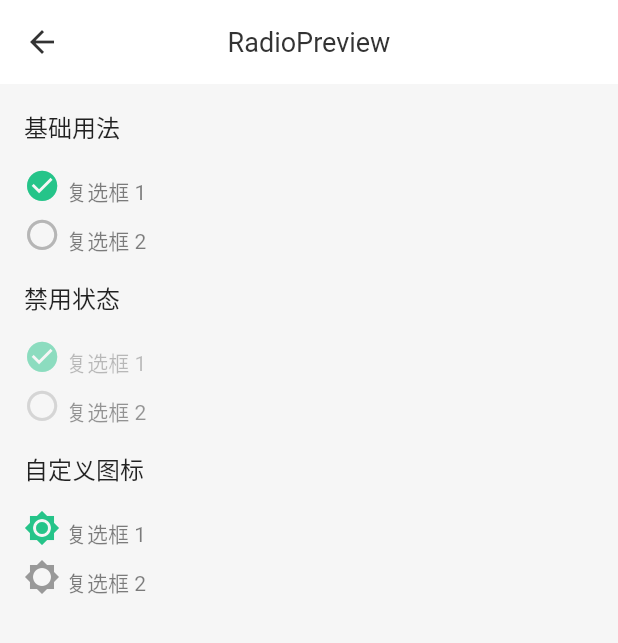
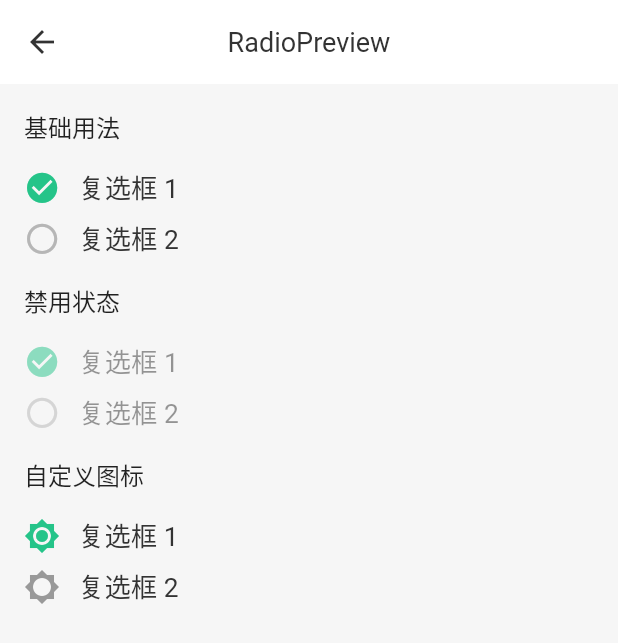
Before and after one commit to hello-coder-xu/voo, a Flutter app: the RadioPage screen opened by its route, on a phone screen of 412 x 824 dp. Shown: the top 643 px of the screen. Run offline on Flutter 3.47's test engine with Material 2 defaults, Android fonts, the phone set to English and light mode, and no system bars; our stand-ins replace flutter_screenutil.

Commit message:
适配调整 - radio

```diff
--- a/example/lib/page/form/index.dart
+++ b/example/lib/page/form/index.dart
@@ -107,14 +107,14 @@ class FormPageState extends State<FormPage> {
       child: Row(
         children: [
           VooRadio(
-            child: TextSpan(text: '单选框1'),
+            child: '单选框1',
             group: group,
             value: 1,
             onChanged: (value) => radioOnChanged(1),
           ),
           SizedBox(width: 16),
           VooRadio(
-            child: TextSpan(text: '单选框2'),
+            child: '单选框2',
             group: group,
             value: 2,
             onChanged: (value) => radioOnChanged(2),
--- a/example/lib/page/radio/index.dart
+++ b/example/lib/page/radio/index.dart
@@ -30,7 +30,7 @@ class RadioPageState extends State<RadioPage> {
             child: VooRadio(
               value: '1',
               group: baseValue,
-              child: TextSpan(text: '复选框 1'),
+              child: '复选框 1',
               onChanged: (value) {
                 this.baseValue = value;
                 setState(() {});
@@ -43,7 +43,7 @@ class RadioPageState extends State<RadioPage> {
             child: VooRadio(
               value: '2',
               group: baseValue,
-              child: TextSpan(text: '复选框 2'),
+              child: '复选框 2',
               onChanged: (value) {
                 this.baseValue = value;
                 setState(() {});
@@ -65,7 +65,7 @@ class RadioPageState extends State<RadioPage> {
               value: '1',
               group: banValue,
               enable: false,
-              child: TextSpan(text: '复选框 1'),
+              child: '复选框 1',
             ),
           ),
           Container(
@@ -75,7 +75,7 @@ class RadioPageState extends State<RadioPage> {
               value: '2',
               group: banValue,
               enable: false,
-              child: TextSpan(text: '复选框 2', style: TextStyle(color: VooColors.titleColor)),
+              child: '复选框 2',
             ),
           )
         ],
@@ -93,7 +93,7 @@ class RadioPageState extends State<RadioPage> {
             child: VooRadio(
               value: '1',
               group: customValue,
-              child: TextSpan(text: '复选框 1'),
+              child: '复选框 1',
               selectIcon: Icon(Icons.brightness_7, color: VooColors.accentColor),
               unSelectIcon: Icon(Icons.brightness_5, color: VooColors.subTitleColor),
               onChanged: (value) {
@@ -108,7 +108,7 @@ class RadioPageState extends State<RadioPage> {
             child: VooRadio(
               value: '2',
               group: customValue,
-              child: TextSpan(text: '复选框 2'),
+              child: '复选框 2',
               selectIcon: Icon(Icons.brightness_7, color: VooColors.accentColor),
               unSelectIcon: Icon(Icons.brightness_5, color: VooColors.subTitleColor),
               onChanged: (value) {
--- a/lib/radio/voo_radio.dart
+++ b/lib/radio/voo_radio.dart
@@ -1,4 +1,5 @@
 import 'package:flutter/material.dart';
+import 'package:flutter_screenutil/screenutil.dart';
 import 'package:voo/checkbox/voo_checkbox_icon.dart';
 
 ///单选框
@@ -8,7 +9,7 @@ class VooRadio extends StatelessWidget {
   final Function(dynamic value) onChanged;
   final Icon selectIcon;
   final Icon unSelectIcon;
-  final TextSpan child;
+  final String child;
   final bool enable;
 
   VooRadio({
@@ -30,10 +31,27 @@ class VooRadio extends StatelessWidget {
       currentChild = checkBoxIcon;
     } else {
       List<InlineSpan> children = [];
-      children.add(WidgetSpan(child: checkBoxIcon));
-      children.add(WidgetSpan(child: SizedBox(width: 4)));
-      children.add(child);
-      currentChild = Text.rich(TextSpan(children: children), textAlign: TextAlign.left);
+      children.add(WidgetSpan(
+        child: checkBoxIcon,
+        alignment: PlaceholderAlignment.middle,
+      ));
+      children.add(WidgetSpan(
+        child: SizedBox(width: ScreenUtil().setWidth(22)),
+      ));
+      children.add(WidgetSpan(
+        alignment: PlaceholderAlignment.middle,
+        child: Text(
+          child,
+          style: TextStyle(
+            color: Color(0xff333333),
+            fontSize: ScreenUtil().setSp(32),
+          ),
+        ),
+      ));
+      currentChild = Text.rich(
+        TextSpan(children: children),
+        textAlign: TextAlign.center,
+      );
     }
     if (!enable) return Opacity(opacity: 0.5, child: currentChild);
     return GestureDetector(
```
